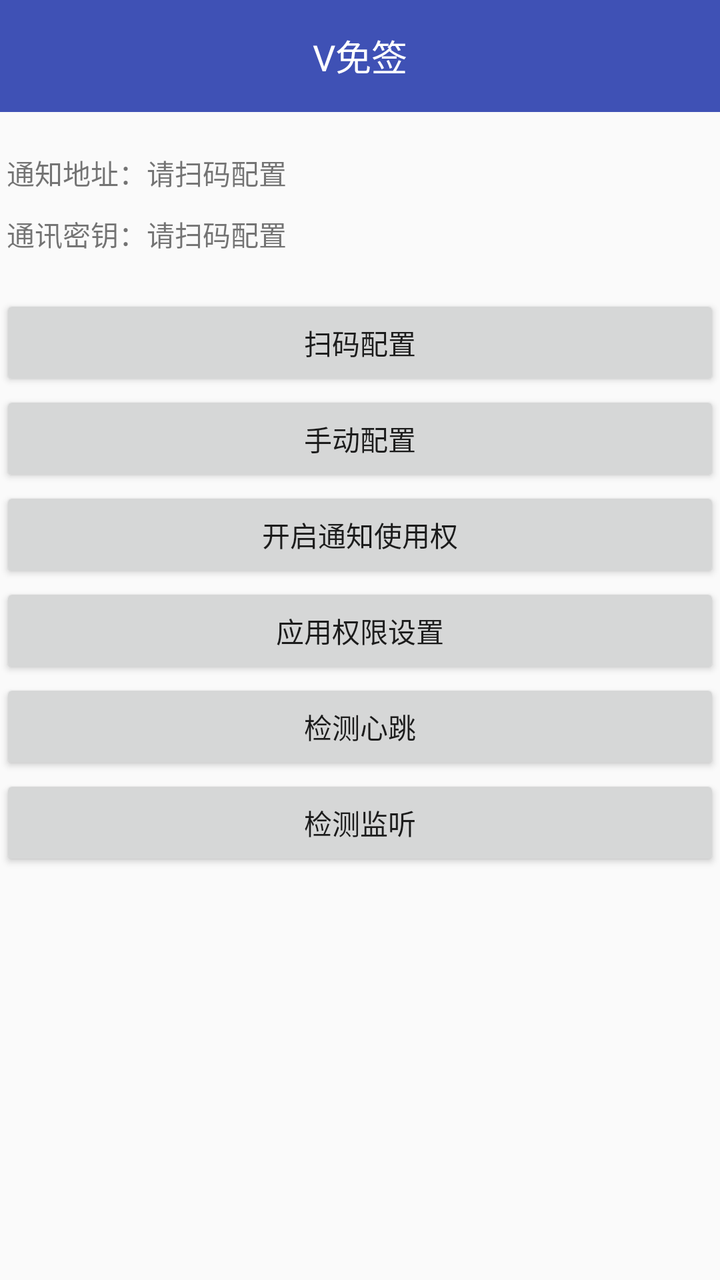
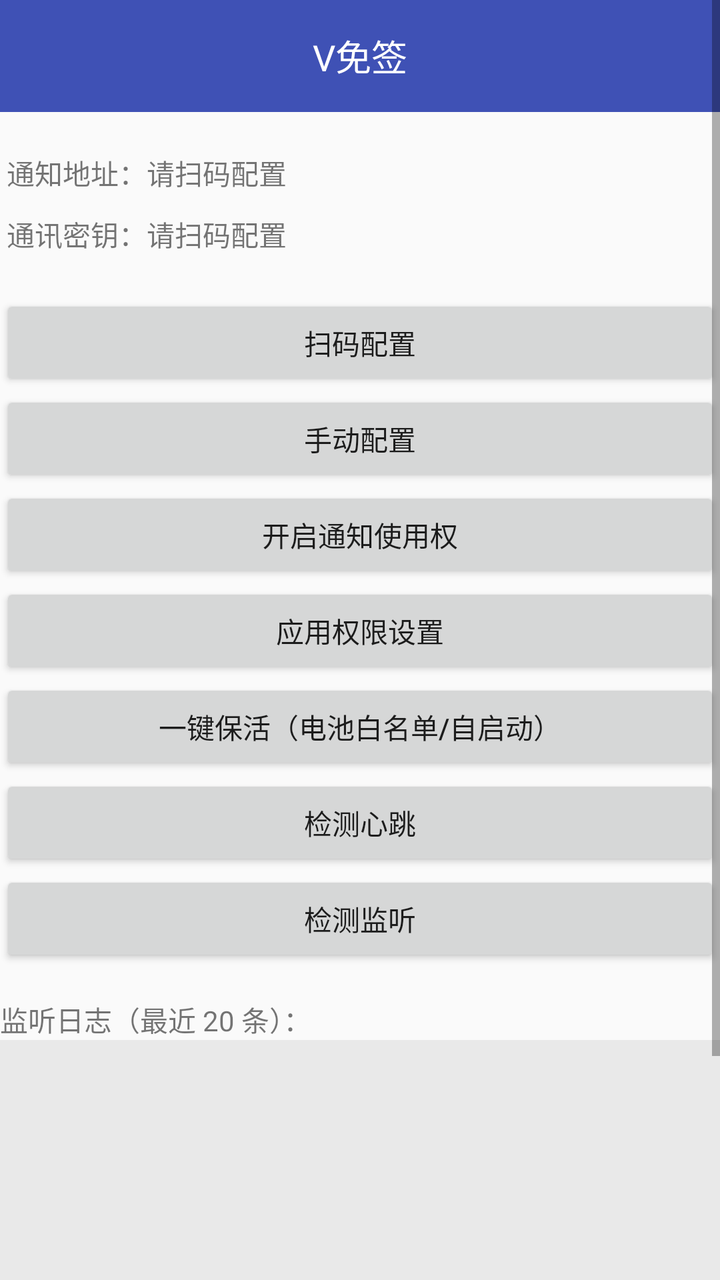

The first picture is an Android layout as it rendered before a commit; the second is the same layout after the commit. The layout source and the unified diff follow.
<!-- AndroidManifest.xml: application theme AppTheme -->
<!-- res/layout/activity_main.xml -->
<?xml version="1.0" encoding="utf-8"?>
<LinearLayout xmlns:android="http://schemas.android.com/apk/res/android"
    xmlns:app="http://schemas.android.com/apk/res-auto"
    xmlns:tools="http://schemas.android.com/tools"
    android:layout_width="match_parent"
    android:layout_height="match_parent"
    android:orientation="vertical"
    tools:context="com.vone.vmq.MainActivity"

    >

    <include layout="@layout/toolbar_main" />

    <TextView
        android:paddingTop="20dp"
        android:paddingBottom="10dp"

        android:id="@+id/txt_host"
        android:layout_width="fill_parent"
        android:layout_height="wrap_content"

        android:baselineAligned="false"
        android:text=" 通知地址：请扫码配置" />

    <TextView
        android:paddingBottom="20dp"
        android:id="@+id/txt_key"
        android:layout_width="fill_parent"
        android:layout_height="wrap_content"
        android:text=" 通讯密钥：请扫码配置" />


    <Button
        android:id="@+id/btn_qrcode"
        android:layout_width="fill_parent"
        android:layout_height="wrap_content"
        android:layout_gravity="center_horizontal"
        android:onClick="startQrCode"
        android:text="扫码配置" />
    <Button
        android:id="@+id/btn_input"
        android:layout_width="fill_parent"
        android:layout_height="wrap_content"
        android:layout_gravity="center_horizontal"
        android:onClick="doInput"
        android:text="手动配置" />
    <Button
        android:id="@+id/btn_notify"
        android:layout_width="fill_parent"
        android:layout_height="wrap_content"
        android:layout_gravity="center_horizontal"
        android:onClick="openNotifyAccess"
        android:text="开启通知使用权" />
    <Button
        android:id="@+id/btn_appperm"
        android:layout_width="fill_parent"
        android:layout_height="wrap_content"
        android:layout_gravity="center_horizontal"
        android:onClick="openAppSettings"
        android:text="应用权限设置" />
    <Button
        android:id="@+id/btn_start"
        android:layout_width="fill_parent"
        android:layout_height="wrap_content"
        android:layout_gravity="center_horizontal"
        android:onClick="doStart"
        android:text="检测心跳" />
    <Button
        android:id="@+id/btn_checkpush"
        android:layout_width="fill_parent"
        android:layout_height="wrap_content"
        android:layout_gravity="center_horizontal"
        android:onClick="checkPush"
        android:text="检测监听" />

</LinearLayout>
<!-- res/layout/toolbar_main.xml (included above) -->
<?xml version="1.0" encoding="utf-8"?>
<androidx.appcompat.widget.Toolbar xmlns:android="http://schemas.android.com/apk/res/android"
    xmlns:app="http://schemas.android.com/apk/res-auto"
    android:id="@+id/toolbar"
    android:layout_width="match_parent"
    android:layout_height="?attr/actionBarSize"
    android:background="?attr/colorPrimary"
    app:contentInsetStart="0dip">

    <RelativeLayout
        android:layout_width="match_parent"
        android:layout_height="wrap_content"
        android:gravity="center_vertical">

        <TextView
            android:id="@+id/txt_title"
            android:layout_width="wrap_content"
            android:layout_height="wrap_content"
            android:layout_centerInParent="true"
            android:text="V免签"
            android:textColor="@android:color/white"
            android:textSize="18sp" />

    </RelativeLayout>
</androidx.appcompat.widget.Toolbar>
<!-- resources referenced by this layout -->
<resources>
  <style name="AppTheme" parent="Theme.AppCompat.Light.NoActionBar">
          
          <item name="colorPrimary">@color/colorPrimary</item>
          <item name="colorPrimaryDark">@color/colorPrimaryDark</item>
          <item name="colorAccent">@color/colorAccent</item>
      </style>
  <color name="colorPrimary">#3F51B5</color>
  <color name="colorPrimaryDark">#303F9F</color>
  <color name="colorAccent">#FF4081</color>
</resources>

<!-- the commit's change to res/layout/activity_main.xml (unified diff, before → after) -->
@@ -1,79 +1,101 @@
 <?xml version="1.0" encoding="utf-8"?>
-<LinearLayout xmlns:android="http://schemas.android.com/apk/res/android"
-    xmlns:app="http://schemas.android.com/apk/res-auto"
+<ScrollView xmlns:android="http://schemas.android.com/apk/res/android"
     xmlns:tools="http://schemas.android.com/tools"
     android:layout_width="match_parent"
     android:layout_height="match_parent"
-    android:orientation="vertical"
-    tools:context="com.vone.vmq.MainActivity"
+    tools:context="com.vone.vmq.MainActivity">
 
-    >
+    <LinearLayout
+        android:layout_width="match_parent"
+        android:layout_height="wrap_content"
+        android:orientation="vertical">
 
-    <include layout="@layout/toolbar_main" />
+        <include layout="@layout/toolbar_main" />
 
-    <TextView
-        android:paddingTop="20dp"
-        android:paddingBottom="10dp"
+        <TextView
+            android:id="@+id/txt_host"
+            android:layout_width="fill_parent"
+            android:layout_height="wrap_content"
+            android:paddingTop="20dp"
+            android:paddingBottom="10dp"
+            android:text=" 通知地址：请扫码配置" />
 
-        android:id="@+id/txt_host"
-        android:layout_width="fill_parent"
-        android:layout_height="wrap_content"
+        <TextView
+            android:id="@+id/txt_key"
+            android:layout_width="fill_parent"
+            android:layout_height="wrap_content"
+            android:paddingBottom="20dp"
+            android:text=" 通讯密钥：请扫码配置" />
 
-        android:baselineAligned="false"
-        android:text=" 通知地址：请扫码配置" />
+        <Button
+            android:id="@+id/btn_qrcode"
+            android:layout_width="fill_parent"
+            android:layout_height="wrap_content"
+            android:onClick="startQrCode"
+            android:text="扫码配置" />
 
-    <TextView
-        android:paddingBottom="20dp"
-        android:id="@+id/txt_key"
-        android:layout_width="fill_parent"
-        android:layout_height="wrap_content"
-        android:text=" 通讯密钥：请扫码配置" />
+        <Button
+            android:id="@+id/btn_input"
+            android:layout_width="fill_parent"
+            android:layout_height="wrap_content"
+            android:onClick="doInput"
+            android:text="手动配置" />
 
+        <Button
+            android:id="@+id/btn_notify"
+            android:layout_width="fill_parent"
+            android:layout_height="wrap_content"
+            android:onClick="openNotifyAccess"
+            android:text="开启通知使用权" />
 
-    <Button
-        android:id="@+id/btn_qrcode"
-        android:layout_width="fill_parent"
-        android:layout_height="wrap_content"
-        android:layout_gravity="center_horizontal"
-        android:onClick="startQrCode"
-        android:text="扫码配置" />
-    <Button
-        android:id="@+id/btn_input"
-        android:layout_width="fill_parent"
-        android:layout_height="wrap_content"
-        android:layout_gravity="center_horizontal"
-        android:onClick="doInput"
-        android:text="手动配置" />
-    <Button
-        android:id="@+id/btn_notify"
-        android:layout_width="fill_parent"
-        android:layout_height="wrap_content"
-        android:layout_gravity="center_horizontal"
-        android:onClick="openNotifyAccess"
-        android:text="开启通知使用权" />
-    <Button
-        android:id="@+id/btn_appperm"
-        android:layout_width="fill_parent"
-        android:layout_height="wrap_content"
-        android:layout_gravity="center_horizontal"
-        android:onClick="openAppSettings"
-        android:text="应用权限设置" />
-    <Button
-        android:id="@+id/btn_start"
-        android:layout_width="fill_parent"
-        android:layout_height="wrap_content"
-        android:layout_gravity="center_horizontal"
-        android:onClick="doStart"
-        android:text="检测心跳" />
-    <Button
-        android:id="@+id/btn_checkpush"
-        android:layout_width="fill_parent"
-        android:layout_height="wrap_content"
-        android:layout_gravity="center_horizontal"
-        android:onClick="checkPush"
-        android:text="检测监听" />
+        <Button
+            android:id="@+id/btn_appperm"
+            android:layout_width="fill_parent"
+            android:layout_height="wrap_content"
+            android:onClick="openAppSettings"
+            android:text="应用权限设置" />
 
-</LinearLayout>
+        <Button
+            android:id="@+id/btn_alive"
+            android:layout_width="fill_parent"
+            android:layout_height="wrap_content"
+            android:onClick="openKeepAlive"
+            android:text="一键保活（电池白名单/自启动）" />
+
+        <Button
+            android:id="@+id/btn_start"
+            android:layout_width="fill_parent"
+            android:layout_height="wrap_content"
+            android:onClick="doStart"
+            android:text="检测心跳" />
+
+        <Button
+            android:id="@+id/btn_checkpush"
+            android:layout_width="fill_parent"
+            android:layout_height="wrap_content"
+            android:onClick="checkPush"
+            android:text="检测监听" />
+
+        <TextView
+            android:layout_width="fill_parent"
+            android:layout_height="wrap_content"
+            android:paddingTop="16dp"
+            android:text="监听日志（最近 20 条）：" />
+
+        <TextView
+            android:id="@+id/txt_logs"
+            android:layout_width="fill_parent"
+            android:layout_height="240dp"
+            android:layout_marginBottom="16dp"
+            android:background="#11000000"
+            android:padding="8dp"
+            android:scrollbars="vertical"
+            android:textIsSelectable="true"
+            android:textSize="12sp" />
+
+    </LinearLayout>
+
+</ScrollView>
 <!-- res/layout/toolbar_main.xml (included above) -->
 <?xml version="1.0" encoding="utf-8"?>
 <androidx.appcompat.widget.Toolbar xmlns:android="http://schemas.android.com/apk/res/android"
